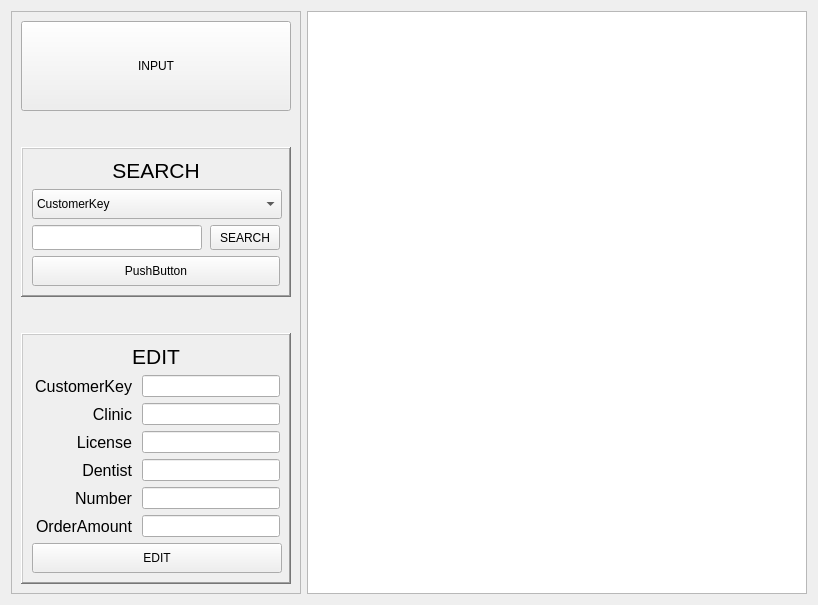
AndaCondaa/Project_CustomerManagementApp, file CustomerManagementAPP/Admin/customermanager.ui: the form before one commit.
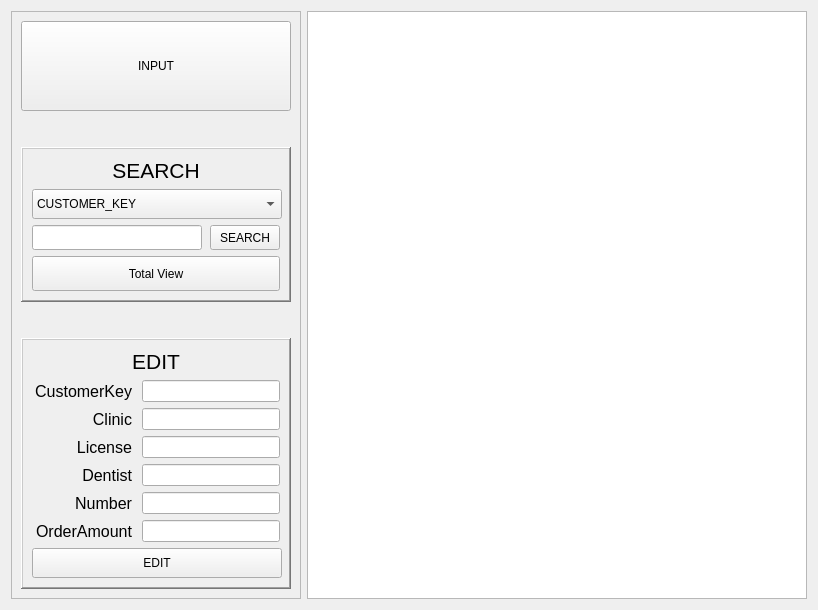
The form after the commit. Icons and pictures are not drawn.

The edit to the form file:
```diff
--- a/CustomerManagementAPP/Admin/customermanager.ui
+++ b/CustomerManagementAPP/Admin/customermanager.ui
@@ -6,8 +6,8 @@
    <rect>
     <x>0</x>
     <y>0</y>
-    <width>791</width>
-    <height>538</height>
+    <width>804</width>
+    <height>577</height>
    </rect>
   </property>
   <property name="baseSize">
@@ -147,7 +147,7 @@
                  </property>
                  <item>
                   <property name="text">
-                   <string>CustomerKey</string>
+                   <string>CUSTOMER_KEY</string>
                   </property>
                  </item>
                  <item>
@@ -257,11 +257,11 @@
                <property name="minimumSize">
                 <size>
                  <width>0</width>
-                 <height>30</height>
+                 <height>35</height>
                 </size>
                </property>
                <property name="text">
-                <string>PushButton</string>
+                <string>Total View</string>
                </property>
               </widget>
              </item>
```
Left out of the diff: 10 changed lines with no effect on the pictures.
